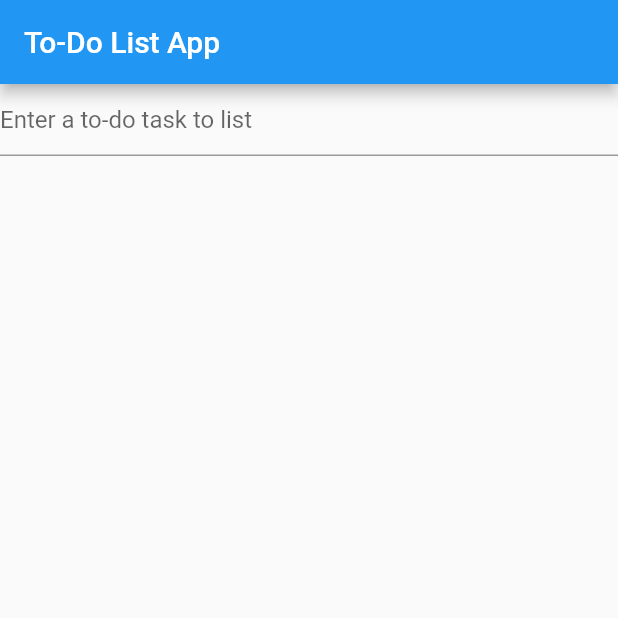
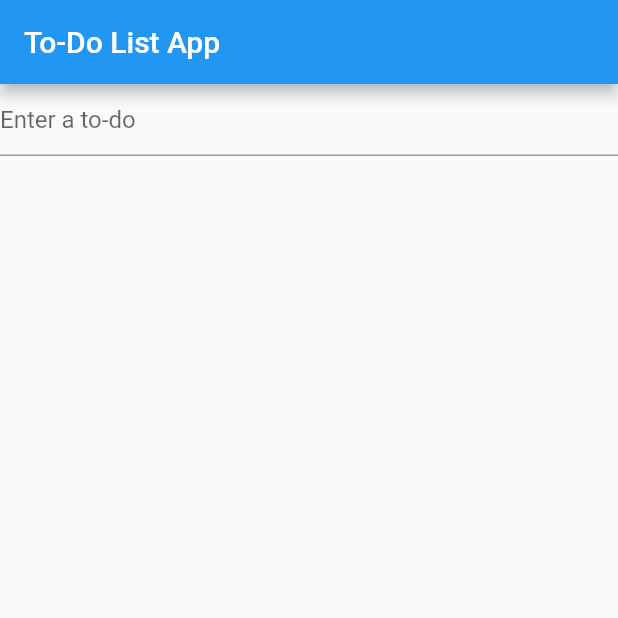
Before and after one commit to sulkhan10/first_project_flutter, a Flutter app: the screen it shows after launch, on a phone screen of 412 x 824 dp, the top half of it. Run offline on Flutter 3.47's test engine with Material 2 defaults, Android fonts, the phone set to English and light mode, and no system bars.

Commit message:
minor changes

```diff
--- a/lib/main.dart
+++ b/lib/main.dart
@@ -50,7 +50,7 @@
             }
           },
           decoration: InputDecoration(
-            hintText: 'Enter a to-do task to list',
+            hintText: 'Enter a to-do',
           ),
         ),
         Expanded(
```
